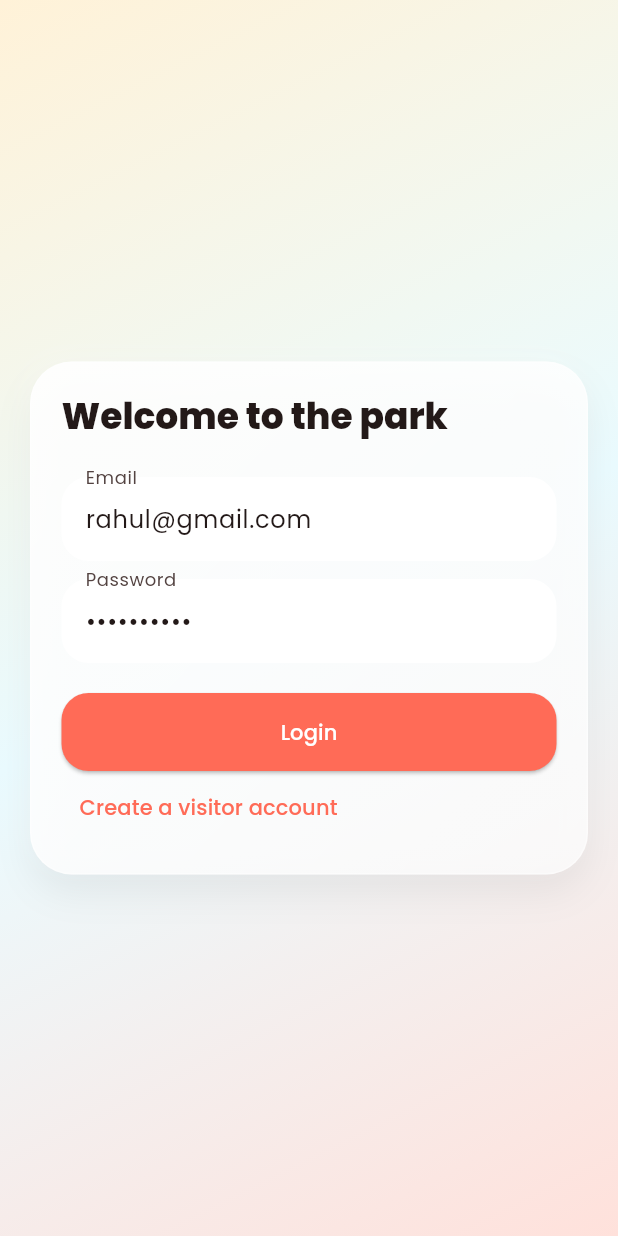
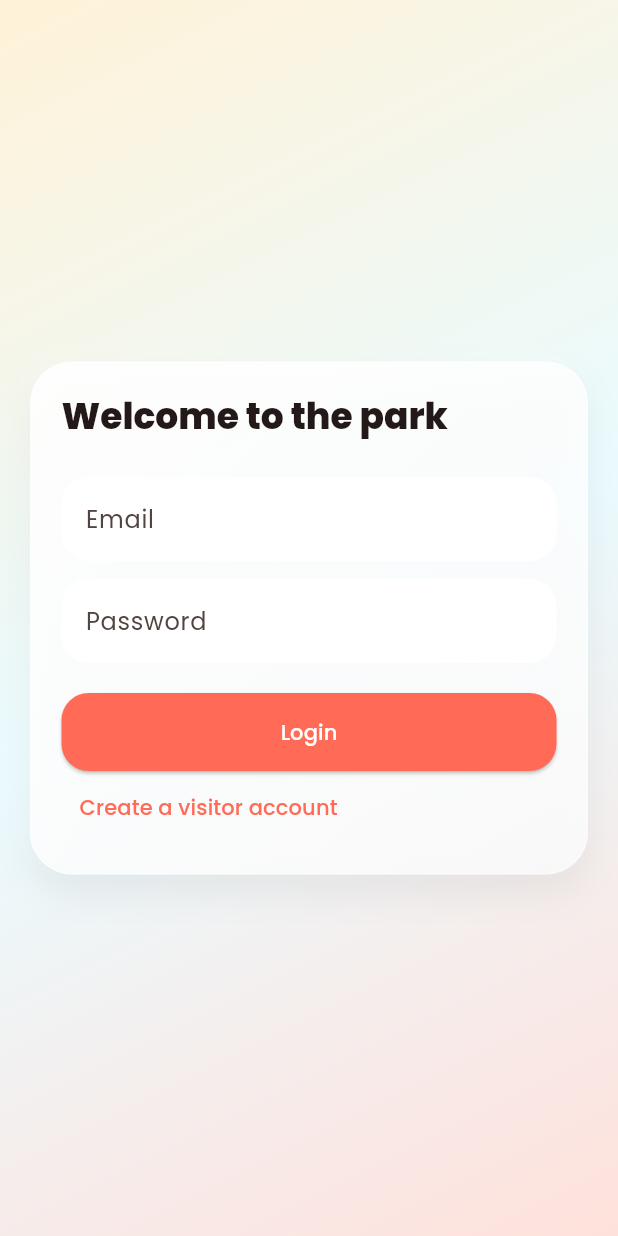
Before and after one commit to kamaleshjk102007-dot/ride_guide, a Flutter app: the screen it shows after launch, on a phone screen of 412 x 824 dp. Run offline on Flutter 3.47's test engine with Material 3 defaults, Android fonts, the phone set to English and light mode, and no system bars; drawn by our look-alikes of flutter_animate; our stand-ins replace fl_chart, google_fonts, image_picker, qr_flutter, shared_preferences; accounts and stored records are empty.

Commit message:
Update profile persistence, auth flow, queue refresh, and login placeholders

```diff
--- a/mobile_app/lib/screens/auth_screen.dart
+++ b/mobile_app/lib/screens/auth_screen.dart
@@ -25,10 +25,10 @@ class _AuthScreenState extends State<AuthScreen> {
   bool loading = false;
 
   final nameController = TextEditingController();
-  final emailController = TextEditingController(text: 'rahul@gmail.com');
+  final emailController = TextEditingController();
   final phoneController = TextEditingController();
   final ageController = TextEditingController();
-  final passwordController = TextEditingController(text: 'visitor123');
+  final passwordController = TextEditingController();
 
   Future<void> _submit() async {
     if (!_formKey.currentState!.validate()) {
@@ -153,7 +153,10 @@ class _AuthScreenState extends State<AuthScreen> {
                         ],
                         TextFormField(
                           controller: emailController,
-                          decoration: const InputDecoration(labelText: 'Email'),
+                          decoration: InputDecoration(
+                            labelText: 'Email',
+                            hintText: isLogin ? 'rahul@gmail.com' : 'Enter your email',
+                          ),
                           keyboardType: TextInputType.emailAddress,
                           validator: (value) {
                             if (value == null || value.trim().isEmpty) {
@@ -169,7 +172,10 @@ class _AuthScreenState extends State<AuthScreen> {
                         TextFormField(
                           controller: passwordController,
                           obscureText: true,
-                          decoration: const InputDecoration(labelText: 'Password'),
+                          decoration: InputDecoration(
+                            labelText: 'Password',
+                            hintText: isLogin ? 'visitor123' : 'Minimum 6 characters',
+                          ),
                           validator: (value) => value == null || value.length < 6 ? 'Minimum 6 characters' : null,
                         ),
                         const SizedBox(height: 20),
```
